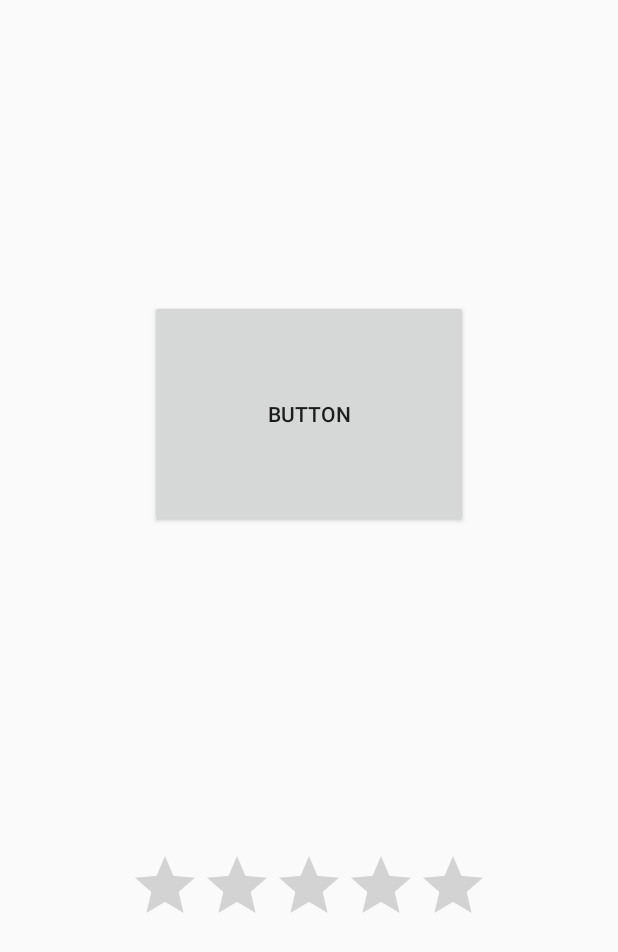
After one commit to timmson/mobile-sandbox, an Android app: the layout activity_main.xml on its own in the app's theme, with its tools: preview values and no code run, on a phone screen of 412 x 824 dp. The commit adds this screen. Shown: the top 952 px of the screen. Run offline under Robolectric (Android 15) with nearby library versions, the phone set to English and light mode, and no system bars.

Commit message:
Add first app

```diff
--- a/app/src/main/AndroidManifest.xml
+++ b/app/src/main/AndroidManifest.xml
@@ -1,6 +1,8 @@
 <?xml version="1.0" encoding="utf-8"?>
 <manifest xmlns:android="http://schemas.android.com/apk/res/android"
     package="com.example.app">
+
+    <uses-permission android:name="android.permission.INTERNET" />
 
     <application
         android:allowBackup="true"
--- /dev/null
+++ b/app/src/main/res/layout/activity_main.xml
@@ -0,0 +1,32 @@
+<?xml version="1.0" encoding="utf-8"?>
+<android.support.constraint.ConstraintLayout xmlns:android="http://schemas.android.com/apk/res/android"
+    xmlns:app="http://schemas.android.com/apk/res-auto"
+    xmlns:tools="http://schemas.android.com/tools"
+    android:layout_width="match_parent"
+    android:layout_height="match_parent"
+    tools:context=".MainActivity">
+
+    <Button
+        android:id="@+id/button"
+        android:layout_width="212dp"
+        android:layout_height="152dp"
+        android:layout_marginStart="20dp"
+        android:layout_marginTop="200dp"
+        android:layout_marginEnd="20dp"
+        android:text="Button"
+        app:layout_constraintEnd_toEndOf="parent"
+        app:layout_constraintStart_toStartOf="parent"
+        app:layout_constraintTop_toTopOf="parent" />
+
+    <RatingBar
+        android:id="@+id/ratingBar"
+        android:layout_width="wrap_content"
+        android:layout_height="wrap_content"
+        android:layout_marginStart="8dp"
+        android:layout_marginEnd="8dp"
+        android:layout_marginBottom="200dp"
+        app:layout_constraintBottom_toBottomOf="parent"
+        app:layout_constraintEnd_toEndOf="parent"
+        app:layout_constraintStart_toStartOf="parent" />
+
+</android.support.constraint.ConstraintLayout>
--- /dev/null
+++ b/app/src/main/res/mipmap-anydpi-v26/ic_launcher.xml
@@ -0,0 +1,5 @@
+<?xml version="1.0" encoding="utf-8"?>
+<adaptive-icon xmlns:android="http://schemas.android.com/apk/res/android">
+    <background android:drawable="@drawable/ic_launcher_background" />
+    <foreground android:drawable="@drawable/ic_launcher_foreground" />
+</adaptive-icon>
--- /dev/null
+++ b/app/src/main/res/mipmap-anydpi-v26/ic_launcher_round.xml
@@ -0,0 +1,5 @@
+<?xml version="1.0" encoding="utf-8"?>
+<adaptive-icon xmlns:android="http://schemas.android.com/apk/res/android">
+    <background android:drawable="@drawable/ic_launcher_background" />
+    <foreground android:drawable="@drawable/ic_launcher_foreground" />
+</adaptive-icon>
--- /dev/null
+++ b/app/src/main/res/values/colors.xml
@@ -0,0 +1,6 @@
+<?xml version="1.0" encoding="utf-8"?>
+<resources>
+    <color name="colorPrimary">#6200EE</color>
+    <color name="colorPrimaryDark">#3700B3</color>
+    <color name="colorAccent">#03DAC5</color>
+</resources>
--- /dev/null
+++ b/app/src/main/res/values/strings.xml
@@ -0,0 +1,3 @@
+<resources>
+    <string name="app_name">app</string>
+</resources>
--- /dev/null
+++ b/app/src/main/res/values/styles.xml
@@ -0,0 +1,11 @@
+<resources>
+
+    <!-- Base application theme. -->
+    <style name="AppTheme" parent="Theme.AppCompat.Light.DarkActionBar">
+        <!-- Customize your theme here. -->
+        <item name="colorPrimary">@color/colorPrimary</item>
+        <item name="colorPrimaryDark">@color/colorPrimaryDark</item>
+        <item name="colorAccent">@color/colorAccent</item>
+    </style>
+
+</resources>
```
Also changed, not shown: app/src/main/java/com/example/app/MainActivity.java (+22 -1 lines), app/src/main/res/drawable-v24/ic_launcher_foreground.xml (added, +30 -0 lines), app/src/main/res/drawable/ic_launcher_background.xml (added, +170 -0 lines), app/src/main/res/mipmap-hdpi/ic_launcher.png (added), app/src/main/res/mipmap-hdpi/ic_launcher_round.png (added), app/src/main/res/mipmap-mdpi/ic_launcher.png (added), app/src/main/res/mipmap-mdpi/ic_launcher_round.png (added), app/src/main/res/mipmap-xhdpi/ic_launcher.png (added), app/src/main/res/mipmap-xhdpi/ic_launcher_round.png (added), app/src/main/res/mipmap-xxhdpi/ic_launcher.png (added), app/src/main/res/mipmap-xxhdpi/ic_launcher_round.png (added), app/src/main/res/mipmap-xxxhdpi/ic_launcher.png (added), app/src/main/res/mipmap-xxxhdpi/ic_launcher_round.png (added).
